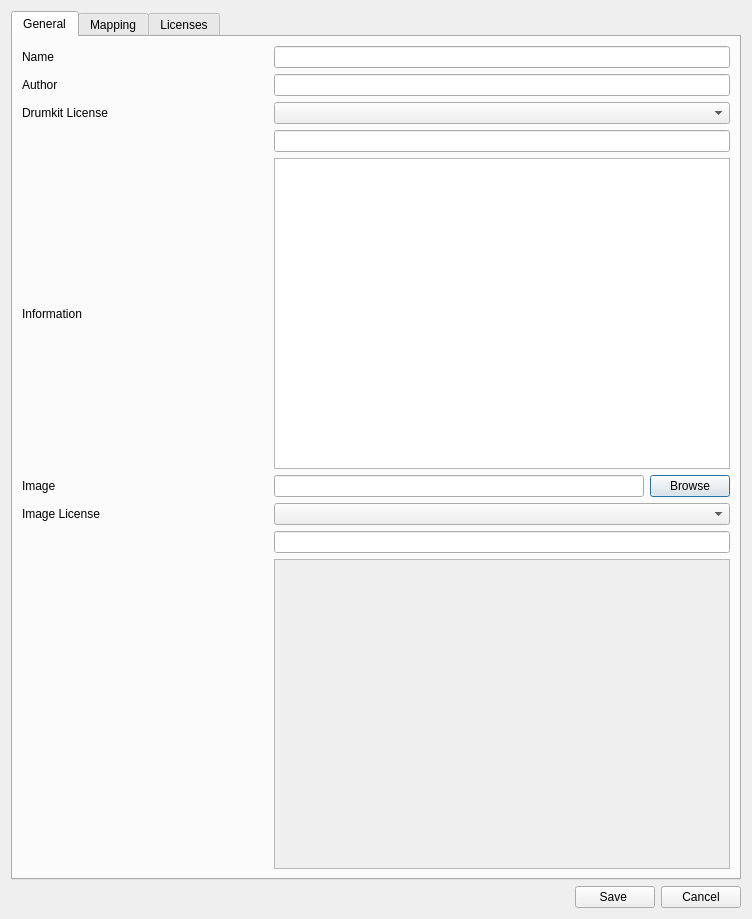
Above: src/gui/src/SoundLibrary/DrumkitPropertiesDialog_UI.ui from hydrogen-music/hydrogen before the change. Below: the same form after it.
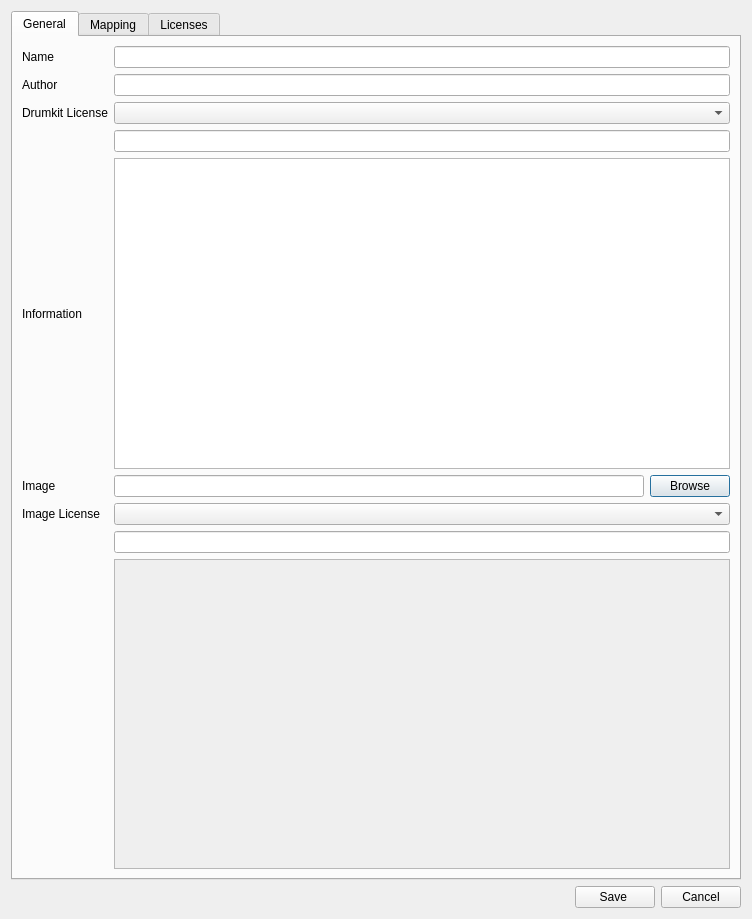
That is the form after the change. Custom widgets are drawn as their Qt base class.

Commit message:
DrumkitPropertiesDialog: fix expansion behavior
enlarging the dialog does now enlarge all input widgets in the first tab and not the corresponding labels anymore

Diff of the .ui file:
```diff
--- a/src/gui/src/SoundLibrary/DrumkitPropertiesDialog_UI.ui
+++ b/src/gui/src/SoundLibrary/DrumkitPropertiesDialog_UI.ui
@@ -50,7 +50,7 @@
       <attribute name="title">
        <string>General</string>
       </attribute>
-      <layout class="QGridLayout" name="gridLayout">
+      <layout class="QGridLayout" name="gridLayout" columnstretch="0,1">
        <item row="4" column="0">
         <widget class="QLabel" name="label_3">
          <property name="text">
```
Left out of the diff: 2 changed lines with no effect on the pictures. Lines whose indentation alone changed are shown as unchanged.
